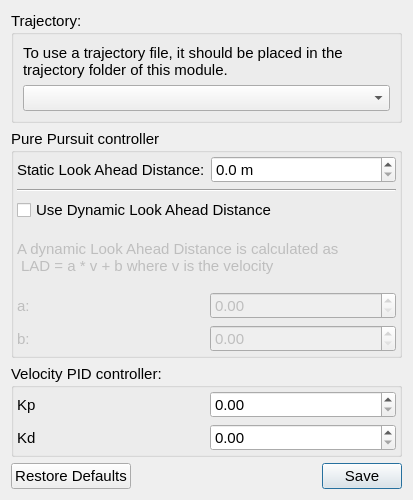
Before: the Qt Designer form modules/npccontrollermanager/npc_controllers/ui/pure_pursuit_settings_ui.ui in tud-hri/joan, drawn with Qt 5.
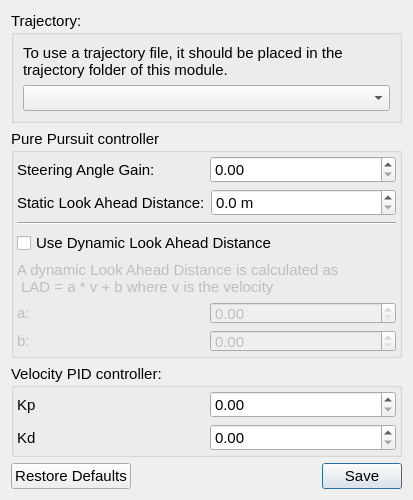
After: the same form once the commit is applied.

Commit message: Added a steering gain for the pure pursuit controller

```diff
--- a/modules/npccontrollermanager/npc_controllers/ui/pure_pursuit_settings_ui.ui
+++ b/modules/npccontrollermanager/npc_controllers/ui/pure_pursuit_settings_ui.ui
@@ -72,6 +72,27 @@
       <property name="bottomMargin">
        <number>3</number>
       </property>
+      <item>
+       <layout class="QHBoxLayout" name="horizontalLayout_2">
+        <item>
+         <widget class="QLabel" name="label_4">
+          <property name="text">
+           <string>Steering Angle Gain:</string>
+          </property>
+         </widget>
+        </item>
+        <item>
+         <widget class="QDoubleSpinBox" name="steeringGainDoubleSpinBox">
+          <property name="suffix">
+           <string/>
+          </property>
+          <property name="singleStep">
+           <double>0.100000000000000</double>
+          </property>
+         </widget>
+        </item>
+       </layout>
+      </item>
       <item>
        <layout class="QHBoxLayout" name="horizontalLayout">
         <item>
```
The commit also changes 2 other files.
